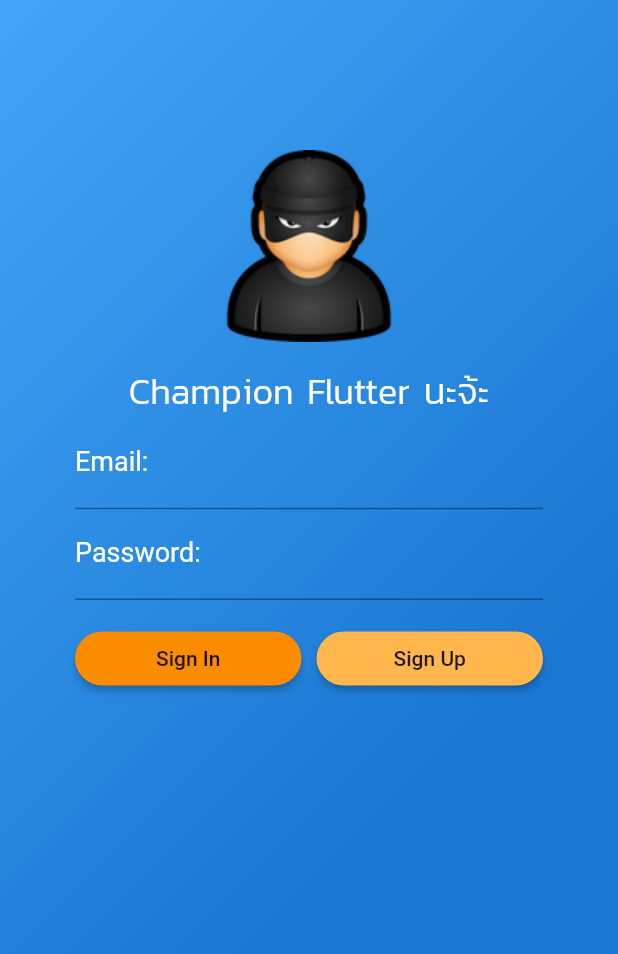
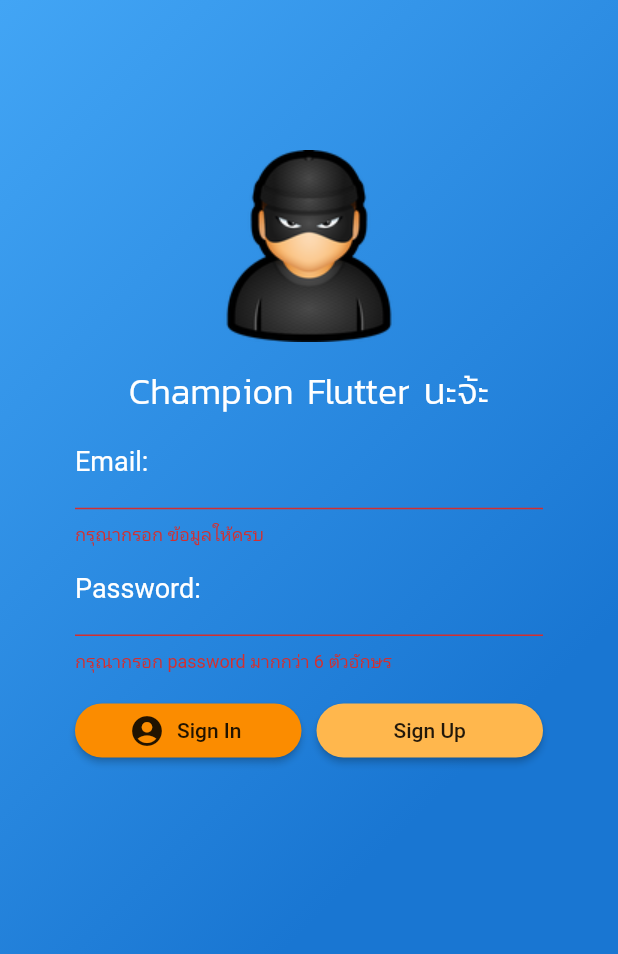
Before and after one commit to championkung/ChampionFirebase, a Flutter app: the screen it shows after launch, after a tap on "Sign In", on a phone screen of 412 x 824 dp. Shown: the top 954 px of the screen. Run offline on Flutter 3.47's test engine with Material 2 defaults, Android fonts, the phone set to English and light mode, and no system bars; our stand-ins replace firebase_auth; accounts and stored records are empty.

Commit message:
SignIn Validation

```diff
--- a/lib/screens/authen.dart
+++ b/lib/screens/authen.dart
@@ -10,25 +10,29 @@ class _AuthenState extends State<Authen> {
   TextStyle myLabelStyle = TextStyle(fontSize: 18.0, color: Colors.white);
   TextStyle myHintStyle = TextStyle(color: Colors.white30);
 
-
 // For Form
   final formKey = GlobalKey<FormState>();
 
+//  Constant
+  String titleHaveSpace = 'กรุณากรอก ข้อมูลให้ครบ';
+  String titleEmailFalse = 'กรุณากรอก รูปแบบ email ให้ถูกต้อง';
+  String titlePasswordFalse = 'กรุณากรอก password มากกว่า 6 ตัวอักษร';
 
   Widget signInButton() {
-    return RaisedButton(
+    return RaisedButton.icon(
       color: Colors.orange[600],
+      label: Text('Sign In'),
+      icon: Icon(Icons.account_circle),
       shape: RoundedRectangleBorder(borderRadius: BorderRadius.circular(20.0)),
-      child: Text('Sign In'),
       onPressed: () {
-
+        print('You Click SignIn Button');
+        if (formKey.currentState.validate()) {}
       },
     );
   }
 
-
-
-FormFieldState formFieldState() => FormFieldState();Widget signUpButton() {
+  FormFieldState formFieldState() => FormFieldState();
+  Widget signUpButton() {
     return RaisedButton(
       color: Colors.orange[300],
       shape: RoundedRectangleBorder(borderRadius: BorderRadius.circular(20.0)),
@@ -50,6 +54,13 @@ FormFieldState formFieldState() => FormFieldState();Widget signUpButton() {
           hintText: 'youremail.com',
           hintStyle: myHintStyle,
           labelStyle: myLabelStyle),
+      validator: (String value) {
+        if (value.length == 0) {
+          return titleHaveSpace;
+        } else if (!((value.contains('@')) & (value.contains(',')))) {
+          return titleEmailFalse;
+        }
+      },
     );
   }
 
@@ -62,6 +73,11 @@ FormFieldState formFieldState() => FormFieldState();Widget signUpButton() {
           hintText: 'your password',
           hintStyle: myHintStyle,
           labelStyle: myLabelStyle),
+      validator: (String value) {
+        if (value.length < 6) {
+          return titlePasswordFalse;
+        }
+      },
     );
   }
 
@@ -85,7 +101,9 @@ FormFieldState formFieldState() => FormFieldState();Widget signUpButton() {
     // return Text('StatfulWidget');
     return Scaffold(
         resizeToAvoidBottomPadding: false,
-      body: Container(
+        body: Form(
+          key: formKey,
+          child: Container(
               decoration: BoxDecoration(
                   gradient: LinearGradient(
                       colors: [Colors.blue[400], Colors.blue[700]],
@@ -119,18 +137,16 @@ FormFieldState formFieldState() => FormFieldState();Widget signUpButton() {
                               child: Container(
                             margin: EdgeInsets.only(right: 5),
                             child: signInButton(),
-                        )
-                      ),
+                          )),
                           Expanded(
                               child: Container(
                             margin: EdgeInsets.only(left: 5),
                             child: signUpButton(),
-                        )
-                      ),
+                          )),
                         ],
                       ))
                 ],
               )),
-    );
+        ));
   }
 }
```
Lines whose indentation alone changed are shown as unchanged.
